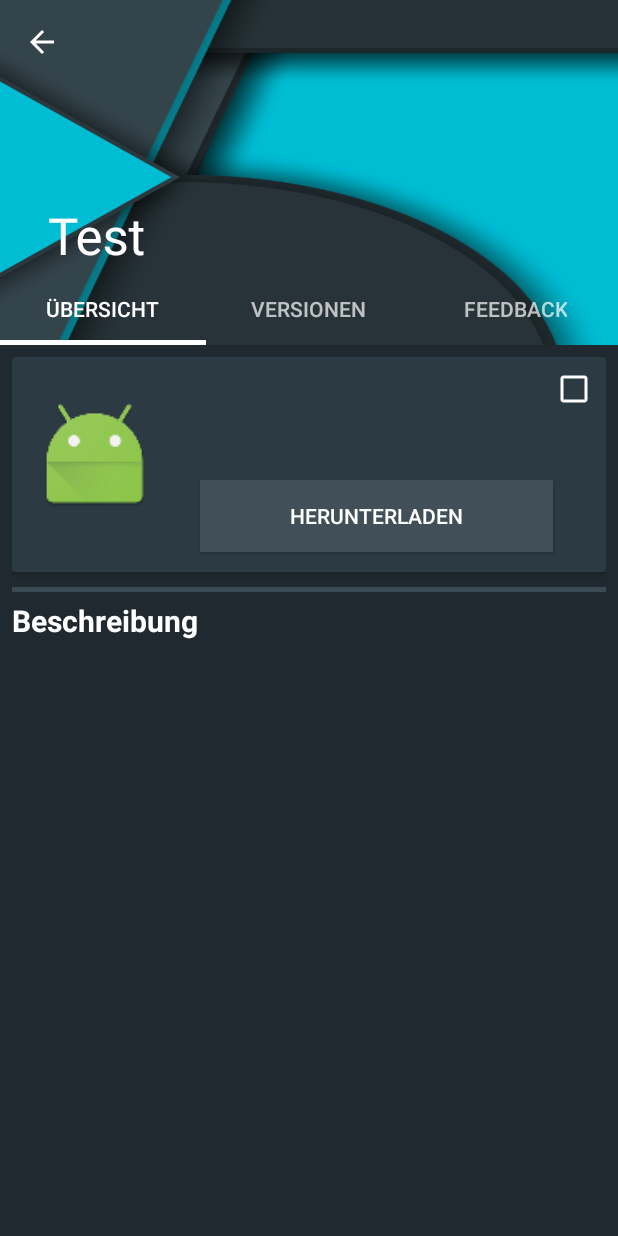
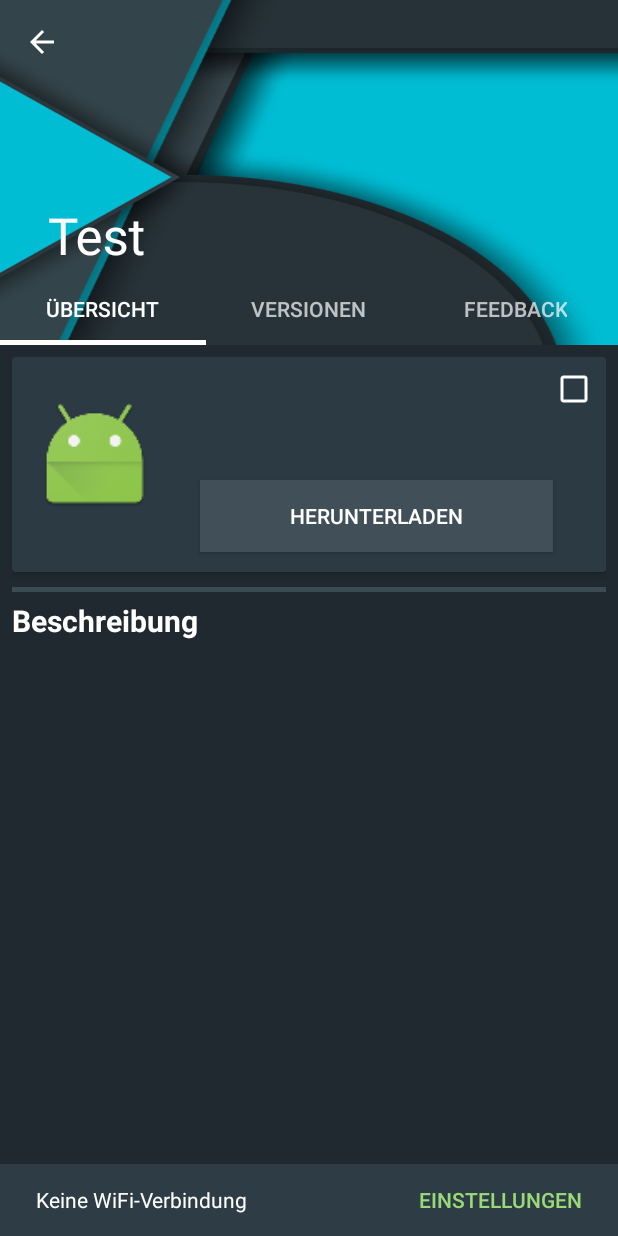
Before and after one commit to vkay94/UpdateApps, an Android app: the AUFragmentUbersicht screen opened directly, with no data from a screen before it, after a tap on "HERUNTERLADEN", on a phone screen of 412 x 824 dp. Run offline under Robolectric (Android 15) with nearby library versions, the phone set to English and light mode, and no system bars; 13 statements that could not run were skipped.

Commit message:
Snackbar-Fkt geändert

```diff
--- a/app/src/main/java/de/vkay/updateapps/AppUebersicht/AUFragmentUbersicht.java
+++ b/app/src/main/java/de/vkay/updateapps/AppUebersicht/AUFragmentUbersicht.java
@@ -12,6 +12,8 @@ import android.os.Build;
 import android.os.Bundle;
 import android.os.Environment;
 import android.support.annotation.NonNull;
+import android.support.design.widget.CoordinatorLayout;
+import android.support.design.widget.Snackbar;
 import android.support.v4.app.ActivityCompat;
 import android.support.v4.content.ContextCompat;
 import android.support.v4.content.FileProvider;
@@ -36,6 +38,7 @@ import de.vkay.updateapps.R;
 import de.vkay.updateapps.Sonstiges.Const;
 import de.vkay.updateapps.Sonstiges.Snacks;
 import de.vkay.updateapps.Sonstiges.Sonst;
+import de.vkay.updateapps.User.Einstellungen;
 
 public class AUFragmentUbersicht extends android.support.v4.app.Fragment {
 
@@ -54,6 +57,8 @@ public class AUFragmentUbersicht extends android.support.v4.app.Fragment {
 
     int counter = 0;
 
+    CoordinatorLayout coord;
+
     @Override
     public void onCreate(Bundle savedInstanceState) {
         super.onCreate(savedInstanceState);
@@ -65,6 +70,7 @@ public class AUFragmentUbersicht extends android.support.v4.app.Fragment {
 
         bund = getArguments();
         shared = new SharedPrefs(getActivity());
+        coord = (CoordinatorLayout) getActivity().findViewById(R.id.appueber_coord);
 
         TextView tvVersion = (TextView) view.findViewById(R.id.austart_version);
         TextView tvDate = (TextView) view.findViewById(R.id.austart_date);
@@ -94,10 +100,20 @@ public class AUFragmentUbersicht extends android.support.v4.app.Fragment {
 
         btnDownload.setOnClickListener(new View.OnClickListener() {
             @Override
-            public void onClick(View view) {
+            public void onClick(final View view) {
                 if (counter < 2) {
                     if (shared.getWifiDownloadStatus() && !Sonst.isWifiConnected(getActivity())) {
-                        Snacks.toastInBackground(getActivity(), getString(R.string.no_wifi_connection), Snacks.LONG);
+
+                        Snacks.ShowSnack(getActivity(), coord, getString(R.string.no_wifi_connection), Snackbar.LENGTH_INDEFINITE,
+                                R.color.greyStatus, R.color.blueish)
+                                .setAction("Einstellungen", new View.OnClickListener() {
+                                    @Override
+                                    public void onClick(View v) {
+                                        startActivity(new Intent(getActivity(), Einstellungen.class));
+                                    }
+                                })
+                                .show();
+
                     } else {
                         permission_check_download();
                         counter++;
@@ -149,8 +165,6 @@ public class AUFragmentUbersicht extends android.support.v4.app.Fragment {
                     String fileName = Environment.getExternalStorageDirectory() + "/UpdateApps/" + bund.getString("name") +
                             "/" + bund.getString("name") + " - " + bund.getString("version") + ".apk";
 
-                    System.out.println(fileName);
-
                     Uri file = FileProvider.getUriForFile(getActivity(),
                             BuildConfig.APPLICATION_ID + ".provider",
                             new File(fileName));
--- a/app/src/main/res/values/colors.xml
+++ b/app/src/main/res/values/colors.xml
@@ -13,6 +13,7 @@
     <color name="white">#ffffff</color>
     <color name="userRegisterBg">#3e5780</color>
     <color name="userRegisterBgBtn">#5172a7</color>
+    <color name="blueish">#99d977</color>
     <color name="TextInputLayoutTextcolor">#51a758</color>
     <color name="TextInputLayoutColorhint">#979da1</color>
     <color name="downloadbtn_grey">#97a2a7</color>
--- a/app/src/main/res/values/strings.xml
+++ b/app/src/main/res/values/strings.xml
@@ -69,7 +69,7 @@
     <string name="delete_success">Löschen erfolgreich</string>
     <string name="dialog_delete">Löschen</string>
     <string name="dialog_delete_msg">Willst du den Beitrag wirklich entfernen?</string>
-    <string name="no_wifi_connection"><![CDATA[Keine WiFi-Verbindung (-> Einstellungen)]]></string>
+    <string name="no_wifi_connection">Keine WiFi-Verbindung</string>
     <string name="often">Oft genug geladen</string>
     <string name="app_abonniert">App abonniert</string>
     <string name="app_deabonniert">App deabonniert</string>
```
Also changed, not shown: app/src/main/java/de/vkay/updateapps/Main.java (+6 -1 lines), app/src/main/java/de/vkay/updateapps/Sonstiges/Snacks.java (+16 -37 lines), app/src/main/res/drawable/arrow_down.png (added), app/src/main/res/drawable/arrow_up.png (added).
